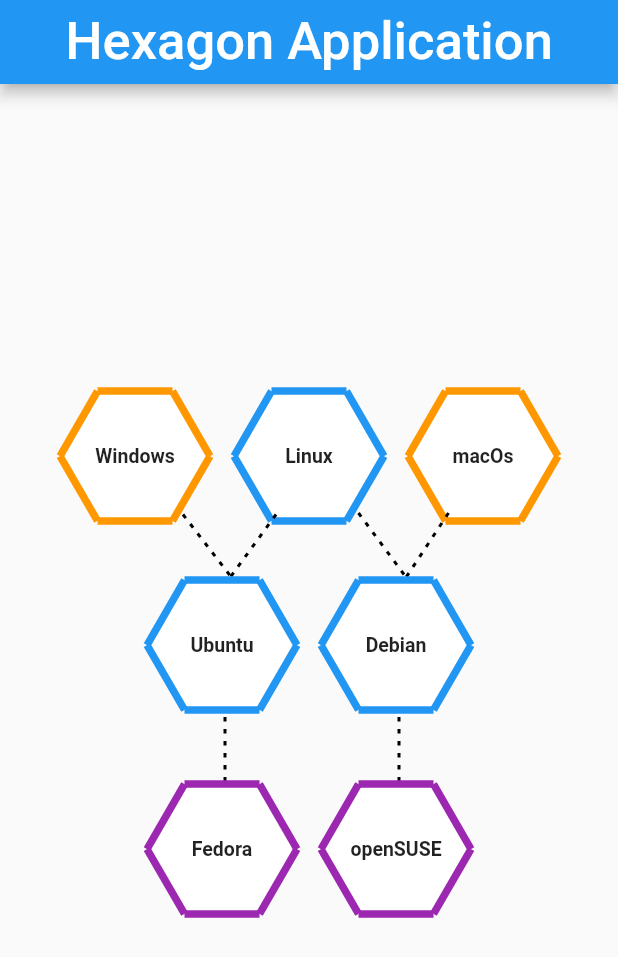
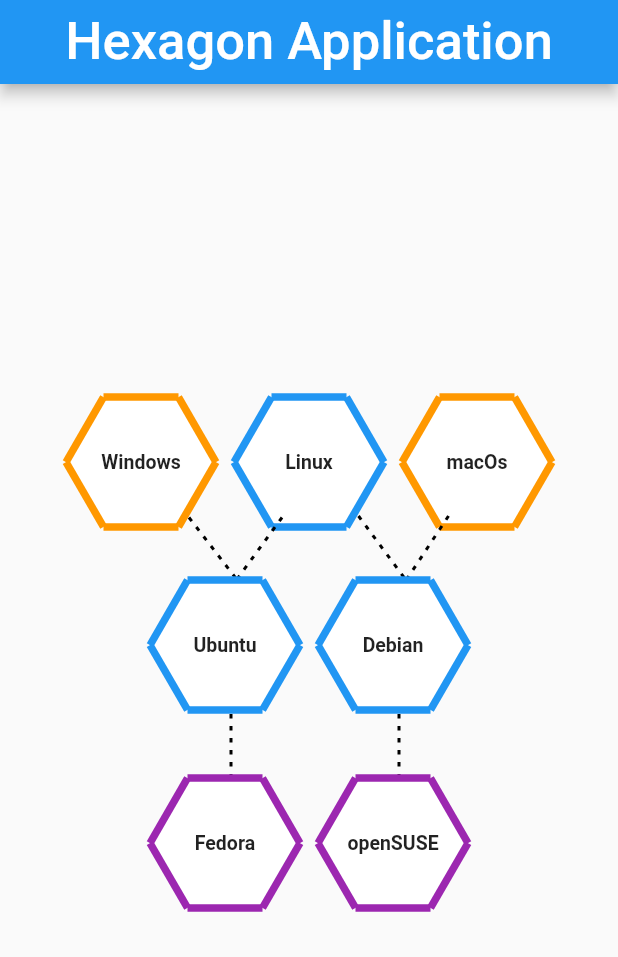
Before and after one commit to amruthamu/flutter_evaluation, a Flutter app: the screen it shows after launch, on a phone screen of 412 x 824 dp. Shown: the top 957 px of the screen. Run offline on Flutter 3.47's test engine with Material 2 defaults, Android fonts, the phone set to English and light mode, and no system bars; our stand-ins replace flutter_bloc.

Commit message:
my project code

```diff
--- /dev/null
+++ b/lib/ui/build_fade_transition.dart
@@ -0,0 +1,11 @@
+import 'package:flutter/material.dart';
+
+Widget buildFadeTransition(BuildContext context,
+    Animation<double> animation,
+    Widget child,
+    ) {
+  return FadeTransition(
+    opacity: animation,
+    child: child,
+  );
+}
--- a/lib/ui/hexagon_create.dart
+++ b/lib/ui/hexagon_create.dart
@@ -17,7 +17,7 @@
       );
     },
     child: Padding(
-      padding: const EdgeInsets.all(8.0),
+      padding: const EdgeInsets.all(6.0),
       child: Hexagon(
         sideLength: 100,
         color: Colors.white,
--- a/lib/ui/hexagon_screen.dart
+++ b/lib/ui/hexagon_screen.dart
@@ -3,6 +3,7 @@
 import '../anim_bloc/anim_bloc.dart';
 import '../anim_bloc/anim_event.dart';
 import '../anim_bloc/anim_state.dart';
+import 'build_fade_transition.dart';
 import 'hexagon_create.dart';
 import 'dottedLine_painter_data.dart';
 
@@ -12,14 +13,17 @@
   State<HexagonScreen> createState() => _HexagonScreen();
 }
 
-class _HexagonScreen extends State<HexagonScreen> with SingleTickerProviderStateMixin {
+class _HexagonScreen extends State<HexagonScreen>
+    with SingleTickerProviderStateMixin {
   late AnimationController animationController;
-  @override
+
   @override
   void initState() {
     super.initState();
     animationController = AnimationController(
-      duration: const Duration(seconds: 2),vsync: this,);
+      duration: const Duration(seconds: 10),
+      vsync: this,
+    );
 
     final animBloc = BlocProvider.of<AnimBloc>(context);
     animBloc.add(AnimationBeginEvent());
@@ -28,51 +32,71 @@
 
   @override
   Widget build(BuildContext context) {
-    return BlocListener<AnimBloc, AnimationState>(
+    return Scaffold(
+      appBar: AppBar(
+        title: const Center(
+          child: Text(
+            "Hexagon Application",
+            style: TextStyle(fontSize: 35),
+          ),
+        ),
+      ),
+      body: BlocListener<AnimBloc, AnimationState>(
         listener: (context, state) {
           animationController.forward();
         },
-      child: Scaffold(
-          appBar: AppBar(
-            title: const Center(child: Text("Hexagon Application" ,style: TextStyle(fontSize:35))),
-          ),
-          body: Center(
+        child: Center(
           child: Column(
             mainAxisSize: MainAxisSize.min,
             children: [
-                Row(
+              SingleChildScrollView(
+                scrollDirection: Axis.horizontal,
+                child: Row(
                   mainAxisAlignment: MainAxisAlignment.center,
                   mainAxisSize: MainAxisSize.min,
                   children: [
-                    FadeTransition(
-                        opacity: Tween(begin: -10.0, end: 100.0)
+                    buildFadeTransition(context,
+                      Tween(begin: -10.0, end: 100.0)
                           .animate(animationController),
-                        child: hexagonCreate(context,
-                            "Windows", "Windows is a widely used operating system developed by Microsoft. It is known for its user-friendly interface and compatibility with a wide range of software applications. There are different versions of Windows, with Windows 10 and Windows 11 being the latest as of my knowledge cutoff date in September 2021.",
-                            [Colors.orange,Colors.orange,Colors.orange,Colors.orange,Colors.orange,Colors.orange])),
-                    FadeTransition(
-                        opacity: Tween(begin: -39.0, end: 202.0)
+                      hexagonCreate(
+                        context,
+                        "Windows",
+                        "Windows is a widely used operating system developed by Microsoft. It is known for its user-friendly interface and compatibility with a wide range of software applications. There are different versions of Windows, with Windows 10 and Windows 11 being the latest as of my knowledge cutoff date in September 2021.",
+                        [Colors.orange, Colors.orange, Colors.orange, Colors.orange, Colors.orange, Colors.orange],
+                      ),
+                    ),
+                    buildFadeTransition(context,
+                      Tween(begin: -39.0, end: 202.0)
                           .animate(animationController),
-                        child: hexagonCreate(context,
-                        "Linux", "Linux is an open-source operating system kernel that serves as the foundation for various Linux distributions (distros). Linux is known for its security, stability, and flexibility. Popular Linux distributions include Ubuntu, Debian, and Fedora.",
-                            [Colors.blue,Colors.blue,Colors.blue,Colors.blue,Colors.blue,Colors.blue])),
-                    FadeTransition(
-                        opacity: Tween(begin: -99.0, end: 301.0)
+                      hexagonCreate(
+                        context,
+                        "Linux",
+                        "Linux is an open-source operating system kernel that serves as the foundation for various Linux distributions (distros). Linux is known for its security, stability, and flexibility. Popular Linux distributions include Ubuntu, Debian, and Fedora.",
+                        [Colors.blue, Colors.blue, Colors.blue, Colors.blue, Colors.blue, Colors.blue],
+                      ),
+                    ),
+                    buildFadeTransition(context,
+                      Tween(begin: -99.0, end: 301.0)
                           .animate(animationController),
-                        child: hexagonCreate(context,
-                           "macOs", "macOS is the operating system developed by Apple Inc. for their Macintosh computers. It is known for its elegant and user-friendly interface, as well as tight integration with Apple's hardware and software ecosystem.",
-                            [Colors.orange,Colors.orange,Colors.orange,Colors.orange,Colors.orange,Colors.orange])),
+                      hexagonCreate(
+                        context,
+                        "macOs",
+                        "macOS is the operating system developed by Apple Inc. for their Macintosh computers. It is known for its elegant and user-friendly interface, as well as tight integration with Apple's hardware and software ecosystem.",
+                        [Colors.orange, Colors.orange, Colors.orange, Colors.orange, Colors.orange, Colors.orange],
+                      ),
+                    ),
                   ],
+                ),
               ),
               Padding(
                 padding: const EdgeInsets.all(10.0),
                 child: Row(
                   mainAxisAlignment: MainAxisAlignment.center,
                   children: [
-                      FadeTransition(
-                        opacity: Tween(begin: -150.0, end: 400.0)
+                    buildFadeTransition(context,
+                      Tween(begin: -150.0, end: 400.0)
                           .animate(animationController),
-                        child: CustomPaint(
+                      CustomPaint(
                         painter: const PainterData(
                           primaryOffset: Offset(32, -29),
                           secondaryOffset: Offset(69, 19),
@@ -82,16 +106,19 @@
                             primaryOffset: Offset(94, -29),
                             secondaryOffset: Offset(59, 19),
                           ),
-                            child: hexagonCreate(context,
-                                "Ubuntu", "Ubuntu is a popular Linux distribution based on Debian. It is known for its ease of use and comes with a wide range of pre-installed software. Ubuntu is widely used both for desktop and server environments.",
-                                [Colors.blue,Colors.blue,Colors.blue,Colors.blue,Colors.blue,Colors.blue]),
+                          child: hexagonCreate(
+                            context,
+                            "Ubuntu",
+                            "Ubuntu is a popular Linux distribution based on Debian. It is known for its ease of use and comes with a wide range of pre-installed software. Ubuntu is widely used both for desktop and server environments.",
+                            [Colors.blue, Colors.blue, Colors.blue, Colors.blue, Colors.blue, Colors.blue],
                           ),
                         ),
                       ),
-                      FadeTransition(
-                        opacity: Tween(begin: -240.0, end: 400.0)
+                    ),
+                    buildFadeTransition(context,
+                      Tween(begin: -240.0, end: 400.0)
                           .animate(animationController),
-                        child: CustomPaint(
+                      CustomPaint(
                         painter: const PainterData(
                           primaryOffset: Offset(33, -30),
                           secondaryOffset: Offset(70, 20),
@@ -101,9 +128,12 @@
                             primaryOffset: Offset(93, -30),
                             secondaryOffset: Offset(60, 20),
                           ),
-                            child: hexagonCreate(context,
-                                "Debian"," Debian is a stable and highly customizable Linux distribution. It is known for its commitment to free and open-source software principles and has a large community of developers." ,
-                                [Colors.blue,Colors.blue,Colors.blue,Colors.blue,Colors.blue,Colors.blue]),
+                          child: hexagonCreate(
+                            context,
+                            "Debian",
+                            "Debian is a stable and highly customizable Linux distribution. It is known for its commitment to free and open-source software principles and has a large community of developers.",
+                            [Colors.blue, Colors.blue, Colors.blue, Colors.blue, Colors.blue, Colors.blue],
+                          ),
                         ),
                       ),
                     ),
@@ -115,31 +145,36 @@
                 child: Row(
                   mainAxisAlignment: MainAxisAlignment.center,
                   children: [
-                      FadeTransition(
-                        opacity: Tween(begin: -400.0, end: 600.0)
+                    buildFadeTransition(context,
+                      Tween(begin: -400.0, end: 600.0)
                           .animate(animationController),
-                        child: CustomPaint(
+                      CustomPaint(
                         painter: const PainterData(
                           primaryOffset: Offset(60, -30),
                           secondaryOffset: Offset(60, 20),
                         ),
-                          child: hexagonCreate(context,
-                              "Fedora", "Fedora is another popular Linux distribution that focuses on delivering the latest open-source technologies. It is often used by developers and enthusiasts who want access to cutting-edge software.",
-                              [Colors.purple,Colors.purple,Colors.purple,Colors.purple,Colors.purple,Colors.purple]),
+                        child: hexagonCreate(
+                          context,
+                          "Fedora",
+                          "Fedora is another popular Linux distribution that focuses on delivering the latest open-source technologies. It is often used by developers and enthusiasts who want access to cutting-edge software.",
+                          [Colors.purple, Colors.purple, Colors.purple, Colors.purple, Colors.purple, Colors.purple],
                         ),
                       ),
-                      FadeTransition(
-                        opacity: Tween(begin: -600.0, end: 700.0)
-
+                    ),
+                    buildFadeTransition(context,
+                      Tween(begin: -600.0, end: 700.0)
                           .animate(animationController),
-                        child: CustomPaint(
+                      CustomPaint(
                         painter: const PainterData(
                           primaryOffset: Offset(60, -30),
                           secondaryOffset: Offset(60, 20),
                         ),
-                          child: hexagonCreate(context,
-                              "openSUSE", "openSUSE is a Linux distribution known for its stability and robustness. It is available in two main flavors: openSUSE Leap (stable) and openSUSE Tumbleweed (rolling release).",
-                              [Colors.purple,Colors.purple,Colors.purple,Colors.purple,Colors.purple,Colors.purple]),
+                        child: hexagonCreate(
+                          context,
+                          "openSUSE",
+                          "openSUSE is a Linux distribution known for its stability and robustness. It is available in two main flavors: openSUSE Leap (stable) and openSUSE Tumbleweed (rolling release).",
+                          [Colors.purple, Colors.purple, Colors.purple, Colors.purple, Colors.purple, Colors.purple],
+                        ),
                       ),
                     ),
                   ],
@@ -147,13 +182,8 @@
               ),
             ],
           ),
-          )),
+        ),
+      ),
     );
   }
-
-
-
-
-
-
 }
```
Lines whose indentation alone changed are shown as unchanged.
